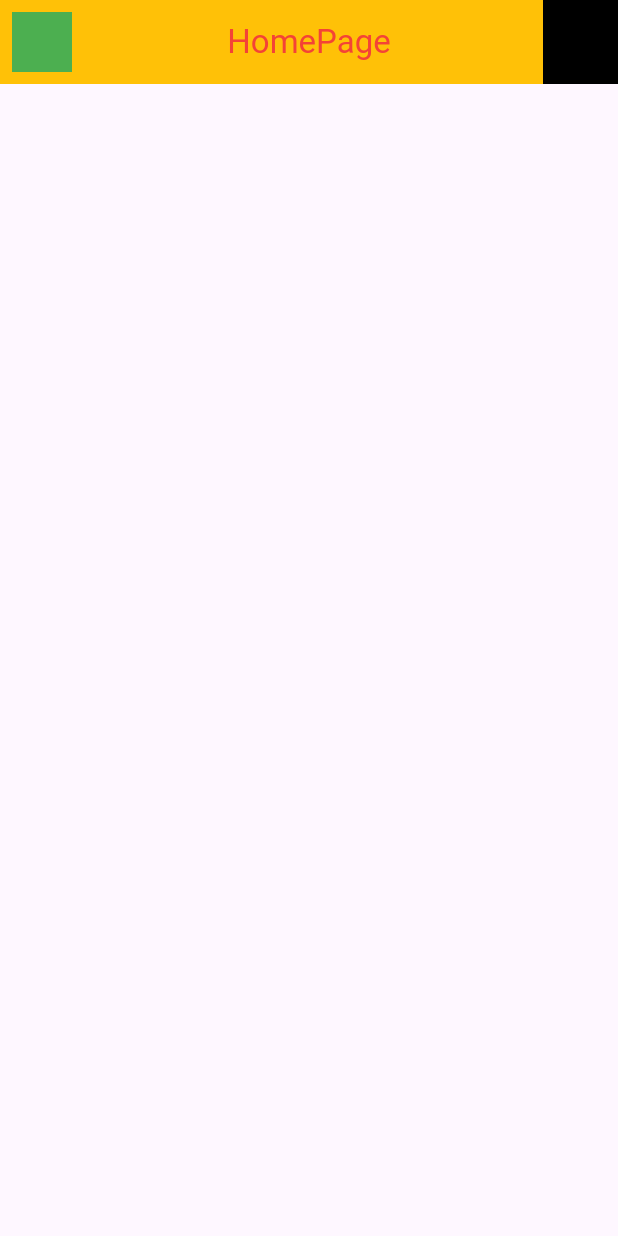
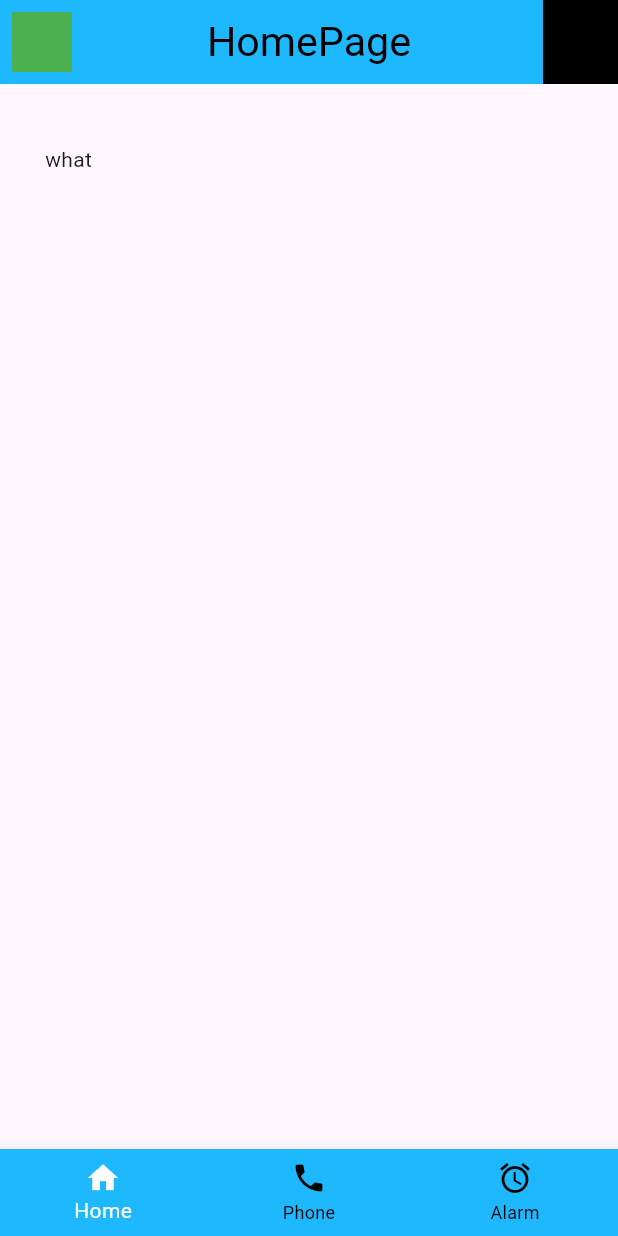
Before and after one commit to Imkelis/HavenHaus, a Flutter app: the screen it shows after launch, on a phone screen of 412 x 824 dp. Run offline on Flutter 3.47's test engine with Material 3 defaults, Android fonts, the phone set to English and light mode, and no system bars.

Commit message:
Added a simple navigation bar, will likely change later but its fine for now

```diff
--- a/lib/pages/home.dart
+++ b/lib/pages/home.dart
@@ -1,15 +1,58 @@
 import 'package:flutter/material.dart';
 import 'package:househaus/pages/profile.dart';
 
-class HomePage extends StatelessWidget {
+class HomePage extends StatefulWidget {
   const HomePage({super.key});
 
   @override
+  State<HomePage> createState() => _HomePageState();
+}
+
+class _HomePageState extends State<HomePage> {
+  int myIndex = 0;
+
+  @override
   Widget build(BuildContext context) {
+    final screenHeight = MediaQuery.of(context).size.height;
     return Scaffold(
-      appBar: AppBar(
-        backgroundColor: Colors.amber,
-        title: Text('HomePage', style: TextStyle(color: Colors.red)),
+      appBar: appBar(context),
+      body: Column(
+        children: [
+          Container(
+            margin: EdgeInsets.only(left: 30, right: 30, top: 40),
+            // height: screenHeight * .15,
+            // color: Colors.blue,
+            child: Text('what'),
+          ),
+        ],
+      ),
+      bottomNavigationBar: BottomNavigationBar(
+        unselectedItemColor: Colors.black,
+        selectedItemColor: Colors.white,
+        backgroundColor: const Color.fromARGB(255, 30, 184, 255),
+        onTap: (index) {
+          setState(() {
+            myIndex = index;
+          });
+        },
+        currentIndex: myIndex,
+        items: [
+          BottomNavigationBarItem(icon: Icon(Icons.home), label: "Home"),
+          BottomNavigationBarItem(icon: Icon(Icons.phone), label: "Phone"),
+          BottomNavigationBarItem(icon: Icon(Icons.alarm), label: "Alarm"),
+        ],
+      ),
+    );
+  }
+
+  AppBar appBar(BuildContext context) {
+    return AppBar(
+      backgroundColor: const Color.fromARGB(255, 30, 184, 255),
+      title: Text(
+        'HomePage',
+        style: TextStyle(color: Colors.black),
+        textScaler: TextScaler.linear(1.25),
+      ),
       centerTitle: true,
 
       //There is definetly a better way of doing this. My current aim is to figure out how to make this better.
@@ -29,7 +72,6 @@ class HomePage extends StatelessWidget {
           ),
         ),
       ],
-      ),
     );
   }
 }
```
Lines whose indentation alone changed are shown as unchanged.
